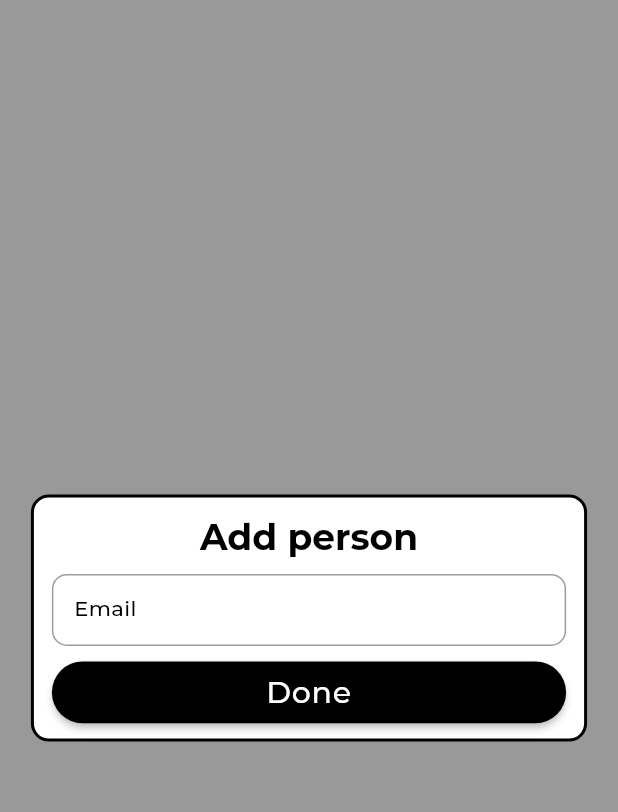
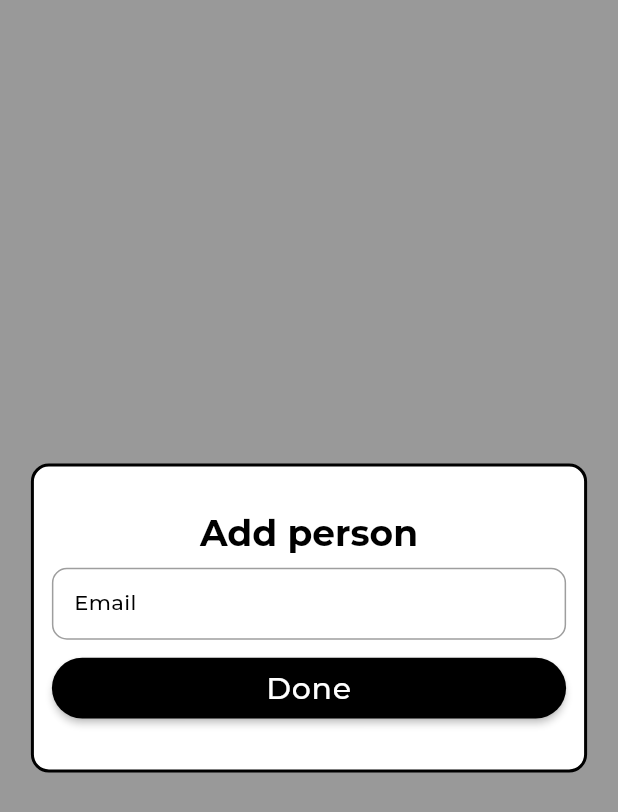
Before and after one commit to phatalways-sleeping/WorkRizz, a Flutter app: the _EmailDialog screen opened directly with empty values, on a phone screen of 412 x 824 dp. Shown: the top 812 px of the screen. Run offline on Flutter 3.47's test engine with Material 2 defaults, Android fonts, the phone set to English and light mode, and no system bars; our stand-ins replace badges, bloc, cached_network_image, cloud_firestore, dio, dots_indicator and 10 more; missing offline and left inert: avatar_stack, dialog_flowtter, flow_builder, flutter_pdfview; accounts and stored records are empty; project files that could hold a hidden picture were left out.

Commit message:
fix(ui): email dialog

```diff
--- a/lib/widgets/subtask_view/subtask_create/assignee_adder.dart
+++ b/lib/widgets/subtask_view/subtask_create/assignee_adder.dart
@@ -125,7 +125,7 @@ class _EmailDialog extends StatelessWidget {
       body: Center(
         child: Container(
           width: context.mediaQuery.size.width * 0.9,
-          height: context.mediaQuery.size.height * 0.2,
+          height: context.mediaQuery.size.height * 0.25,
           padding: const EdgeInsets.symmetric(
             horizontal: 12,
             vertical: 12,
@@ -154,13 +154,17 @@ class _EmailDialog extends StatelessWidget {
                   ),
                 ),
               ),
-              const SizedBox(height: 10),
+              SizedBox(
+                height: context.mediaQuery.size.height * 0.01,
+              ),
               CustomInputField(
                 label: "Email",
                 controller: _controller,
                 keyboardType: TextInputType.emailAddress,
               ),
-              const SizedBox(height: 7),
+              SizedBox(
+                height: context.mediaQuery.size.height * 0.01,
+              ),
               Align(
                 alignment: Alignment.bottomCenter,
                 child: ElevatedButton(
@@ -184,7 +188,13 @@ class _EmailDialog extends StatelessWidget {
                       context.colorScheme.primary,
                     ),
                     alignment: Alignment.center,
-                    fixedSize: MaterialStatePropertyAll(
+                    minimumSize: MaterialStatePropertyAll(
+                      Size(
+                        context.mediaQuery.size.width * 0.9,
+                        context.mediaQuery.size.height * 0.02,
+                      ),
+                    ),
+                    maximumSize: MaterialStatePropertyAll(
                       Size(
                         context.mediaQuery.size.width * 0.9,
                         context.mediaQuery.size.height * 0.05,
```
